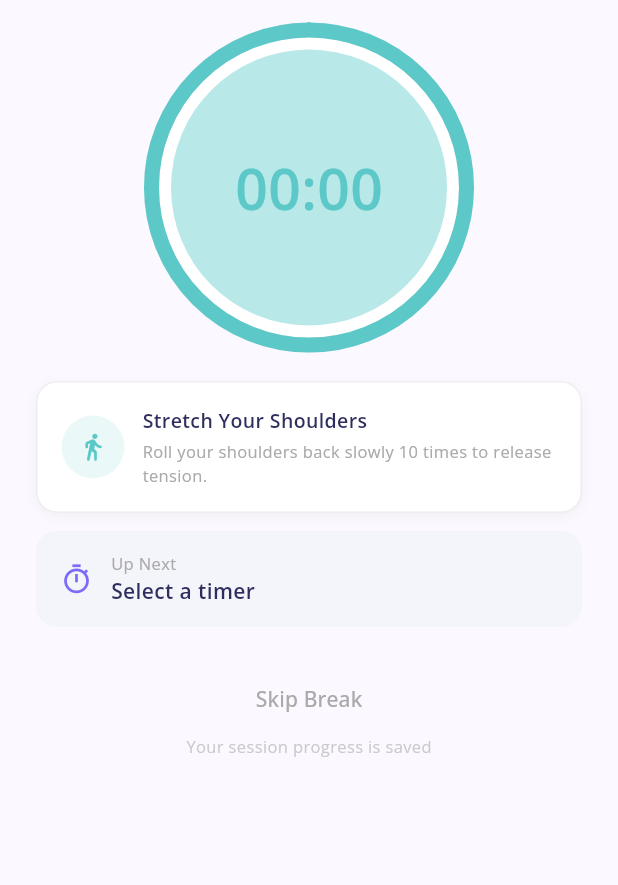
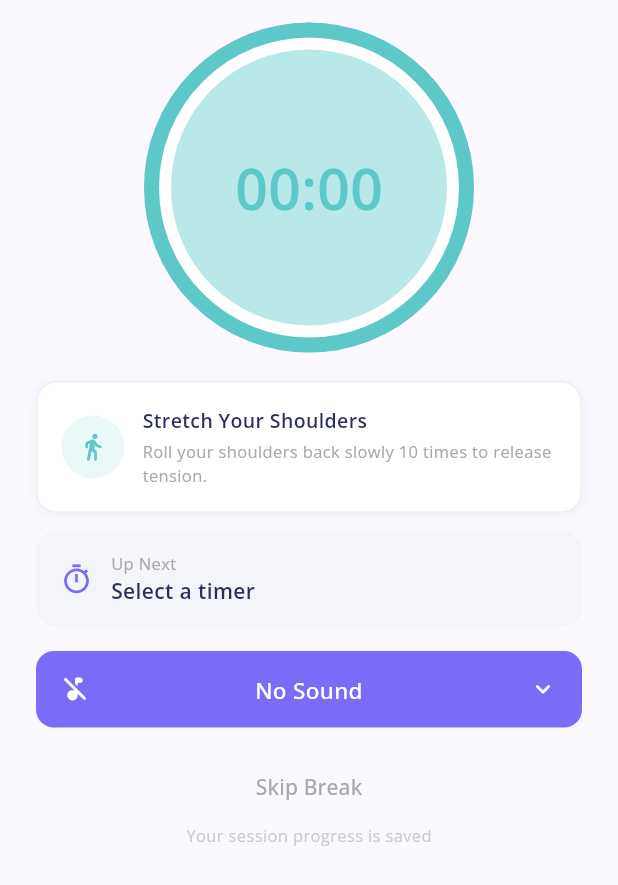
Before and after one commit to joshsj89/FocusFlow, a Flutter app: the _BreakBody widget shown alone on an empty page, opened directly with empty values, on a phone screen of 412 x 824 dp. Shown: the top 885 px of the screen. Run offline on Flutter 3.47's test engine with Material 3 defaults, Android fonts, the phone set to English and light mode, and no system bars; our stand-ins replace cloud_firestore, equatable, firebase_auth, firebase_core, firebase_messaging, flutter_bloc and 8 more; missing offline and left inert: proximity_sensor; accounts and stored records are empty.

Commit message:
feat: add sound selector to break state UI
Music was uncontrollable during breaks — users couldn't stop, mute,
or change tracks without leaving the break screen. Added the same
SoundSelectorBar pill used on the focus screen, wired to the same
SoundPickerSheet. Placed between the upcoming session card and the
skip button so it's accessible but not the primary focus.

```diff
--- a/lib/screens/home_screen.dart
+++ b/lib/screens/home_screen.dart
@@ -564,7 +564,18 @@ class _BreakBody extends StatelessWidget {
           _SuggestionCard(suggestion: _suggestion),
           const SizedBox(height: 12),
           _UpcomingSessionCard(profile: profile),
-          const SizedBox(height: 24),
+          const SizedBox(height: 16),
+          SoundSelectorBar(
+            onTap: () => showModalBottomSheet<void>(
+              context: context,
+              isScrollControlled: true,
+              shape: const RoundedRectangleBorder(
+                borderRadius: BorderRadius.vertical(top: Radius.circular(20)),
+              ),
+              builder: (_) => const SoundPickerSheet(),
+            ),
+          ),
+          const SizedBox(height: 16),
           Column(
             children: [
               TextButton(
```
